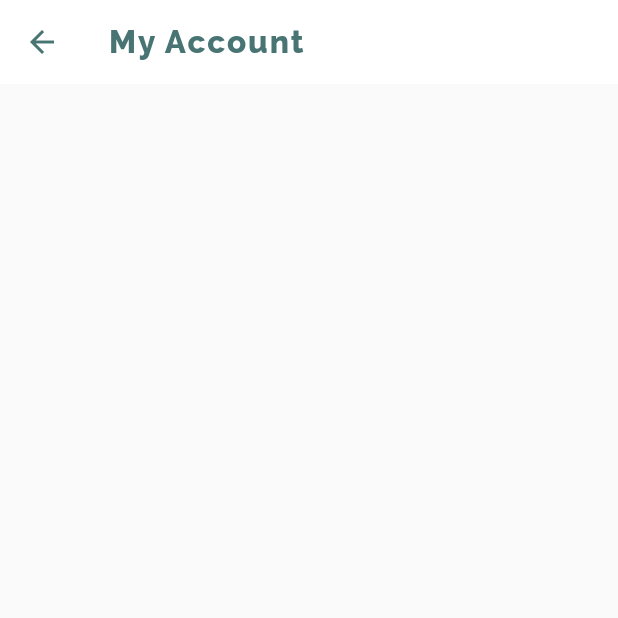
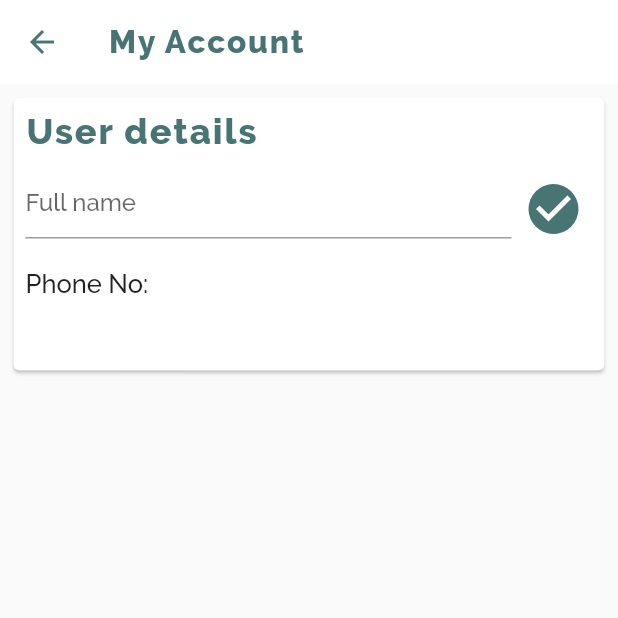
Before and after one commit to NaimishVerma17/kissan-garden-consumer-app, a Flutter app: the MyAccountPage screen opened by its route, on a phone screen of 412 x 824 dp, the top half of it. Run offline on Flutter 3.47's test engine with Material 2 defaults, Android fonts, the phone set to English and light mode, and no system bars; our stand-ins replace carousel_slider, fluttertoast, rxdart, shared_preferences; accounts and stored records are empty; generated files the repository leaves out were written again.

Commit message:
account page

```diff
--- a/lib/presentations/my_account_page.dart
+++ b/lib/presentations/my_account_page.dart
@@ -1,5 +1,9 @@
 import 'package:flutter/material.dart';
+import 'package:kissan_garden/models/user.dart';
+import 'package:kissan_garden/services/user_service.dart';
+import 'package:kissan_garden/utils/Validators.dart';
 import 'package:kissan_garden/utils/styles.dart';
+import 'dart:convert';
 
 class MyAccountPage extends StatefulWidget {
   @override
@@ -7,6 +11,20 @@ class MyAccountPage extends StatefulWidget {
 }
 
 class _MyAccountPage extends State<MyAccountPage> {
+  UserService _userService = UserService.getInstance();
+  GlobalKey<FormState> _globalKey = GlobalKey();
+  TextEditingController _editingController = TextEditingController();
+  User _user;
+  String _name;
+  bool _isLoading = false;
+
+  @override
+  void initState() {
+    _user = _userService.user;
+    _editingController.value = TextEditingValue(text: _user.fullName);
+    super.initState();
+  }
+
   @override
   Widget build(BuildContext context) {
     return Scaffold(
@@ -19,11 +37,90 @@ class _MyAccountPage extends State<MyAccountPage> {
         backgroundColor: Colors.white,
         iconTheme: IconThemeData(color: Styles.primaryColor),
       ),
-      body: Column(
-        children: <Widget>[
-
-        ],
+      body: Container(
+        width: MediaQuery.of(context).size.width,
+        height: 200.0,
+        padding: EdgeInsets.all(5.0),
+        child: Card(
+          child: Padding(
+            padding: const EdgeInsets.all(8.0),
+            child: Form(
+              key: _globalKey,
+              child: Column(
+                crossAxisAlignment: CrossAxisAlignment.start,
+                children: <Widget>[
+                  Text(
+                    'User details',
+                    style: Styles.headingText(),
+                  ),
+                  SizedBox(
+                    height: 10.0,
+                  ),
+                  Row(
+                    children: <Widget>[
+                      Expanded(
+                        flex: 6,
+                        child: TextFormField(
+                          decoration: InputDecoration(hintText: 'Full name'),
+                          controller: _editingController,
+                          validator: Validators.validateForNull,
+                          onSaved: (value) {
+                            _name = value;
+                          },
+                        ),
+                      ),
+                      Expanded(
+                        flex: 1,
+                        child: _isLoading
+                            ? CircularProgressIndicator()
+                            : IconButton(
+                                icon: Icon(
+                                  Icons.check_circle,
+                                  size: 40.0,
+                                  color: Styles.primaryColor,
+                                ),
+                                onPressed: _updateName,
+                              ),
+                      ),
+                    ],
+                  ),
+                  SizedBox(height: 20.0,),
+                  Wrap(
+                    children: <Widget>[
+                      Text('Phone No:', style: Styles.labelText()),
+                      SizedBox(
+                        width: 5.0,
+                      ),
+                      Text(
+                        _user.phoneNumber,
+                        style: TextStyle(fontSize: 15.0),
+                      )
+                    ],
+                  ),
+                ],
+              ),
+            ),
+          ),
+        ),
       ),
     );
   }
+
+  _updateName() async {
+    if (_globalKey.currentState.validate()) {
+      _globalKey.currentState.save();
+      setState(() {
+        _isLoading = true;
+      });
+      try {
+        await _userService.updateUser(_name);
+        setState(() {
+          _isLoading = false;
+        });
+        Styles.showToast('Name updates successfully.');
+      } catch (error) {
+        Styles.showToast(error);
+      }
+    }
+  }
 }
--- a/lib/presentations/shared/drawer.dart
+++ b/lib/presentations/shared/drawer.dart
@@ -68,6 +68,7 @@ class KisaanDrawer extends StatelessWidget {
                 : Container(),
             _isLoggedIn
                 ? ListTile(
+                    onTap: () => _navigateToPage(RouteUtils.myAccount, context),
                     leading: Icon(
                       Icons.account_circle,
                       size: 24.0,
--- a/lib/services/user_service.dart
+++ b/lib/services/user_service.dart
@@ -16,6 +16,8 @@ class UserService extends ApiService {
 
   Config _config;
 
+  User _user;
+
   double _totalAmount = 0.0;
 
   static final UserService _instance = UserService._();
@@ -27,11 +29,22 @@ class UserService extends ApiService {
   Future<void> bootstrapApp() async {
     final response = await this.get('/api/me', useAuthHeaders: true);
     _cartItems = _getCartItemsList(response['data']['cart']['data']);
+    _user = User.fromJson(response['data']);
     _updateTotalAmount();
     _savedAddresses =
         _getSavedAddressesList(response['data']['savedAddress']['data']);
     await fetchConfiguration();
     _broadcasterService.emit(eventType: BroadcasterEventType.bootstrapped);
+  }
+
+  Future<void> updateUser(String fullName) async {
+    try {
+      final response = await this
+          .put('/api/me', body: {'full_name': fullName}, useAuthHeaders: true);
+      _user = User.fromJson(response['data']);
+    } catch (error) {
+      throw (error);
+    }
   }
 
   Future<void> fetchConfiguration() async {
@@ -210,4 +223,6 @@ class UserService extends ApiService {
   Config get config => _config;
 
   double get totalAmount => _totalAmount;
+
+  User get user => _user;
 }
```
